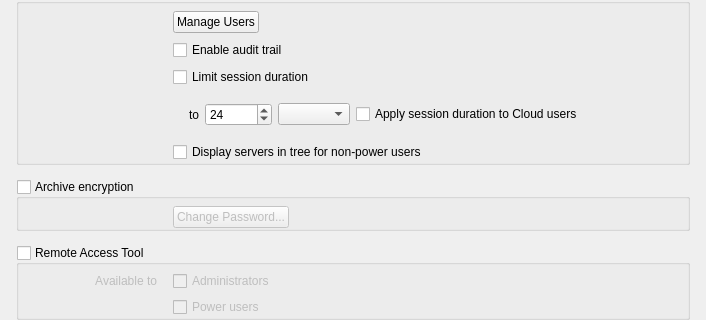
The window that vms/client/nx_vms_client_desktop/src/nx/vms/client/desktop/system_administration/widgets/security_settings_widget.ui (networkoptix/nx_open) describes before a commit, drawn with Qt 5; both pictures show x 0 to 706 and y 301 to 621 of the 706 by 621 pixel window.
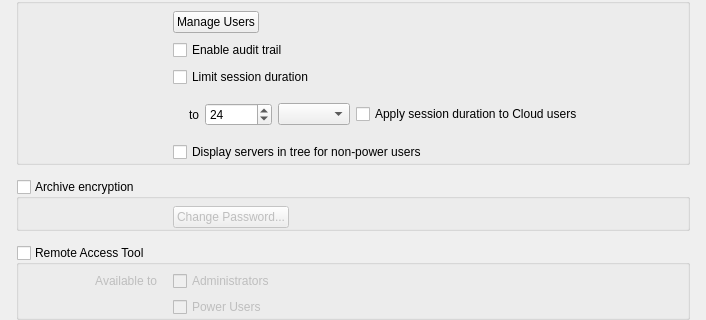
The same window after the commit. Custom widgets are drawn as their Qt base class.

Commit message: VMS-56904: Fix "Power users" typo under Security tab

The edit to the form file:
```diff
--- a/vms/client/nx_vms_client_desktop/src/nx/vms/client/desktop/system_administration/widgets/security_settings_widget.ui
+++ b/vms/client/nx_vms_client_desktop/src/nx/vms/client/desktop/system_administration/widgets/security_settings_widget.ui
@@ -697,7 +697,7 @@
             <item row="1" column="1">
              <widget class="QCheckBox" name="powerUsersCheckBox">
               <property name="text">
-               <string>Power users</string>
+               <string>Power Users</string>
               </property>
              </widget>
             </item>
```
